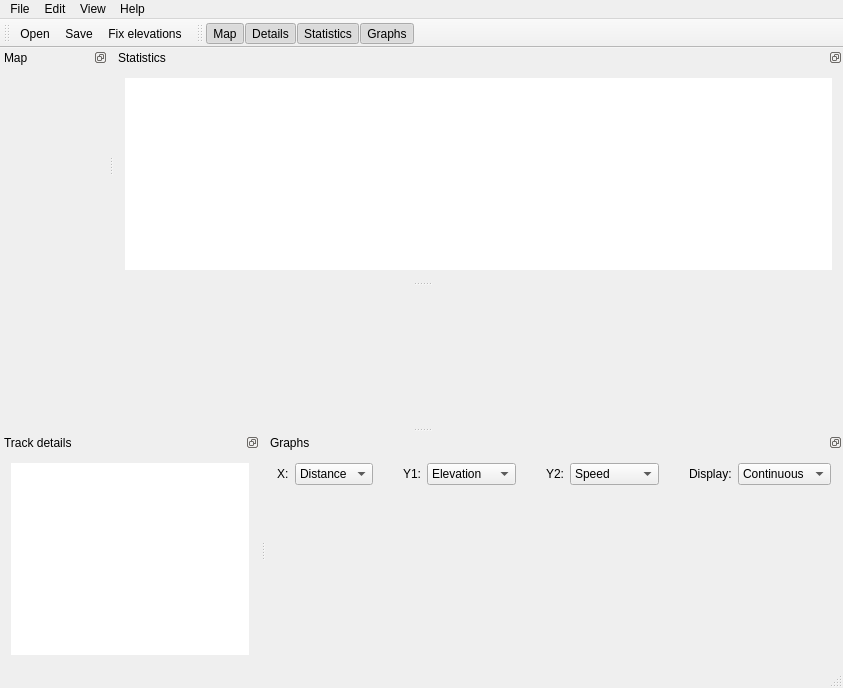
Old version of the form forms/rtmainwindow.ui in the repository tobydox/rucktrack.
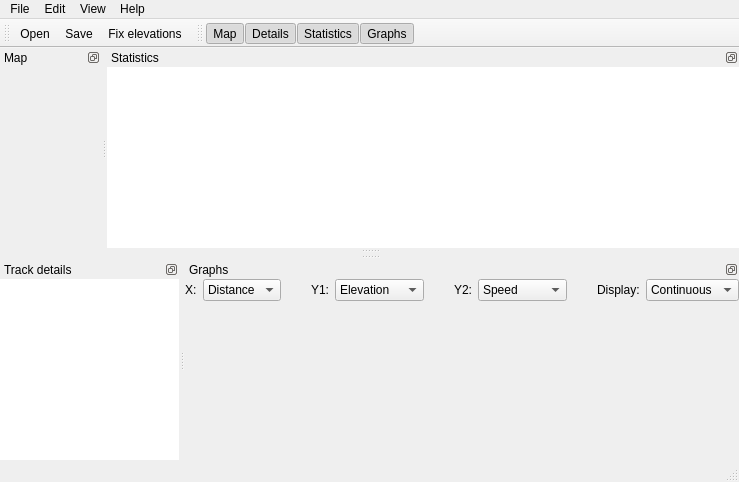
New version of the form. Icons and pictures are not drawn. Custom widgets are drawn as their Qt base class.

Commit message:
MainWindow: set margins of all dock widgets to 0
Do not waste 4 pixels on each side of the inner widget of a dock widget.

```diff
--- a/forms/rtmainwindow.ui
+++ b/forms/rtmainwindow.ui
@@ -6,8 +6,8 @@
    <rect>
     <x>0</x>
     <y>0</y>
-    <width>843</width>
-    <height>688</height>
+    <width>739</width>
+    <height>482</height>
    </rect>
   </property>
   <property name="windowTitle">
@@ -23,8 +23,8 @@
     <rect>
      <x>0</x>
      <y>0</y>
-     <width>843</width>
-     <height>21</height>
+     <width>739</width>
+     <height>25</height>
     </rect>
    </property>
    <widget class="QMenu" name="menuFile">
@@ -134,6 +134,9 @@
    </attribute>
    <widget class="QWidget" name="dockWidgetContents_3">
     <layout class="QVBoxLayout" name="verticalLayout">
+     <property name="margin">
+      <number>0</number>
+     </property>
      <item>
       <widget class="QTableView" name="trackPointsView">
        <property name="frameShape">
@@ -180,6 +183,9 @@
    </attribute>
    <widget class="QWidget" name="dockWidgetContents_12">
     <layout class="QVBoxLayout" name="verticalLayout_5">
+     <property name="margin">
+      <number>0</number>
+     </property>
      <item>
       <widget class="MapView" name="mapView" native="true"/>
      </item>
@@ -204,6 +210,9 @@
    </attribute>
    <widget class="QWidget" name="dockWidgetContents_5">
     <layout class="QVBoxLayout" name="verticalLayout_4">
+     <property name="margin">
+      <number>0</number>
+     </property>
      <item>
       <widget class="StatisticsTable" name="statsTable">
        <property name="frameShape">
@@ -269,12 +278,6 @@
    </widget>
   </widget>
   <widget class="QDockWidget" name="graphsDock">
-   <property name="sizePolicy">
-    <sizepolicy hsizetype="Expanding" vsizetype="Expanding">
-     <horstretch>0</horstretch>
-     <verstretch>0</verstretch>
-    </sizepolicy>
-   </property>
    <property name="features">
     <set>QDockWidget::DockWidgetFloatable|QDockWidget::DockWidgetMovable</set>
    </property>
@@ -286,6 +289,9 @@
    </attribute>
    <widget class="QWidget" name="dockWidgetContents_11">
     <layout class="QVBoxLayout" name="verticalLayout_3">
+     <property name="margin">
+      <number>0</number>
+     </property>
      <item>
       <layout class="QHBoxLayout" name="horizontalLayout">
        <item>
```
Left out of the diff: 21 changed lines with no effect on the pictures.
